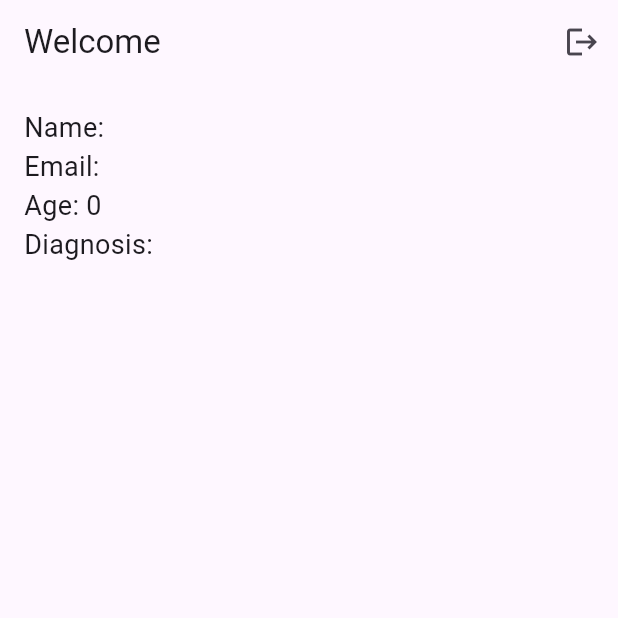
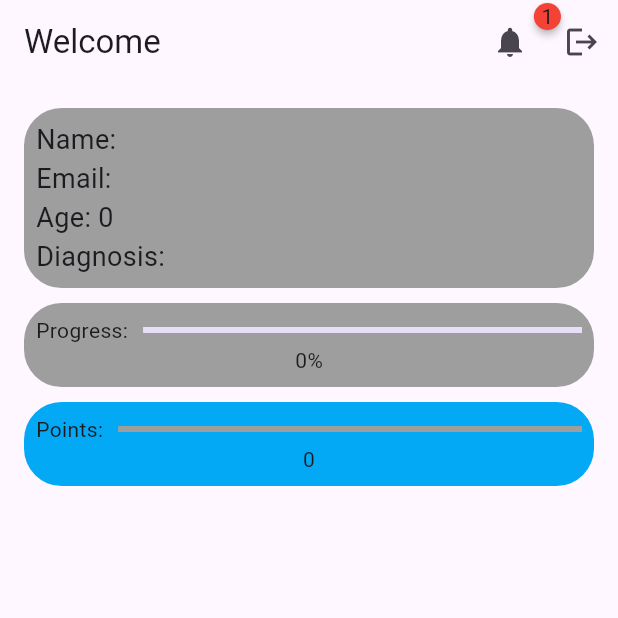
Before and after one commit to afthabroshan/Carebridge, a Flutter app: the HomePage screen opened directly with empty values, on a phone screen of 412 x 824 dp, the top half of it. Run offline on Flutter 3.47's test engine with Material 3 defaults, Android fonts, the phone set to English and light mode, and no system bars; drawn by our look-alikes of badges; our stand-ins replace sqflite; accounts and stored records are empty.

Commit message:
implemented the progress hardcoded

```diff
--- a/carebridge/lib/homepage.dart
+++ b/carebridge/lib/homepage.dart
@@ -1,6 +1,7 @@
 import 'package:carebridge/loginpage.dart';
 import 'package:flutter/material.dart';
 import 'usermodel.dart';
+import 'package:badges/badges.dart' as badges;
 
 class HomePage extends StatelessWidget {
   final User user;
@@ -13,25 +14,126 @@ class HomePage extends StatelessWidget {
       appBar: AppBar(
         title: Text("Welcome ${user.name}"),
         actions: [
+          badges.Badge(
+            badgeContent: Text("1"),
+            child: IconButton(
+                onPressed: () {
+                  showDialog(
+                    context: context,
+                    builder: (context) {
+                      return AlertDialog(
+                        title: Text("You have 1 new notification"),
+                        content: Text(
+                            "Please do complete the tasks assigned for today"),
+                        actions: [
+                          TextButton(
+                            onPressed: () {
+                              Navigator.pop(context);
+                            },
+                            child: Text("Cancel"),
+                          ),
+                        ],
+                      );
+                    },
+                  );
+                },
+                icon: Icon(Icons.notifications)),
+          ),
           IconButton(
             icon: Icon(Icons.logout),
             onPressed: () {
               Navigator.pushReplacement(context,
                   MaterialPageRoute(builder: (context) => LoginPage()));
             },
-          )
+          ),
         ],
       ),
       body: Padding(
         padding: const EdgeInsets.all(16.0),
         child: Column(
-          crossAxisAlignment: CrossAxisAlignment.start,
           children: [
-            Text("Name: ${user.name}", style: TextStyle(fontSize: 18)),
-            Text("Email: ${user.email}", style: TextStyle(fontSize: 18)),
-            Text("Age: ${user.age}", style: TextStyle(fontSize: 18)),
-            Text("Diagnosis: ${user.diagnosis}",
-                style: TextStyle(fontSize: 18)),
+            Container(
+              width: MediaQuery.of(context).size.width,
+              // color: Colors.brown,
+              decoration: BoxDecoration(
+                  color: Colors.grey,
+                  shape: BoxShape.rectangle,
+                  borderRadius: BorderRadius.all(Radius.circular(25))),
+              child: Padding(
+                padding: const EdgeInsets.all(8.0),
+                child: Column(
+                  crossAxisAlignment: CrossAxisAlignment.start,
+                  children: [
+                    Text("Name: ${user.name}", style: TextStyle(fontSize: 18)),
+                    Text("Email: ${user.email}",
+                        style: TextStyle(fontSize: 18)),
+                    Text("Age: ${user.age}", style: TextStyle(fontSize: 18)),
+                    Text("Diagnosis: ${user.diagnosis}",
+                        style: TextStyle(fontSize: 18)),
+                  ],
+                ),
+              ),
+            ),
+            SizedBox(height: 10),
+            Container(
+              width: MediaQuery.of(context).size.width,
+              // color: Colors.brown,
+              decoration: BoxDecoration(
+                  color: Colors.grey,
+                  shape: BoxShape.rectangle,
+                  borderRadius: BorderRadius.all(Radius.circular(25))),
+              child: Padding(
+                padding: const EdgeInsets.all(8.0),
+                child: Column(
+                  children: [
+                    Row(
+                      children: [
+                        Text("Progress:"),
+                        SizedBox(width: 10),
+                        Expanded(
+                          child: LinearProgressIndicator(
+                            value: 0,
+                            color: Colors.black,
+                            // semanticsValue: "0",
+                          ),
+                        )
+                      ],
+                    ),
+                    Text("0%")
+                  ],
+                ),
+              ),
+            ),
+            SizedBox(height: 10),
+            Container(
+              width: MediaQuery.of(context).size.width,
+              decoration: BoxDecoration(
+                  color: Colors.lightBlue,
+                  shape: BoxShape.rectangle,
+                  borderRadius: BorderRadius.all(Radius.circular(25))),
+              // color: Colors.blueGrey,
+              child: Padding(
+                padding: const EdgeInsets.all(8.0),
+                child: Column(
+                  children: [
+                    Row(
+                      children: [
+                        Text("Points:"),
+                        SizedBox(width: 10),
+                        Expanded(
+                          child: LinearProgressIndicator(
+                            value: 0,
+                            color: Colors.brown,
+                            backgroundColor: Colors.grey,
+                          ),
+                        ),
+                      ],
+                    ),
+                    Text("0")
+                  ],
+                ),
+              ),
+            ),
           ],
         ),
       ),
--- a/carebridge/pubspec.yaml
+++ b/carebridge/pubspec.yaml
@@ -41,6 +41,8 @@ dependencies:
   sqflite: ^2.4.1
   path_provider: ^2.1.5
   sqflite_common_ffi: ^2.3.4+4
+  percent_indicator: ^4.2.4
+  badges: ^3.1.2
 
 dev_dependencies:
   flutter_test:
```
Also changed, not shown: carebridge/pubspec.lock.
